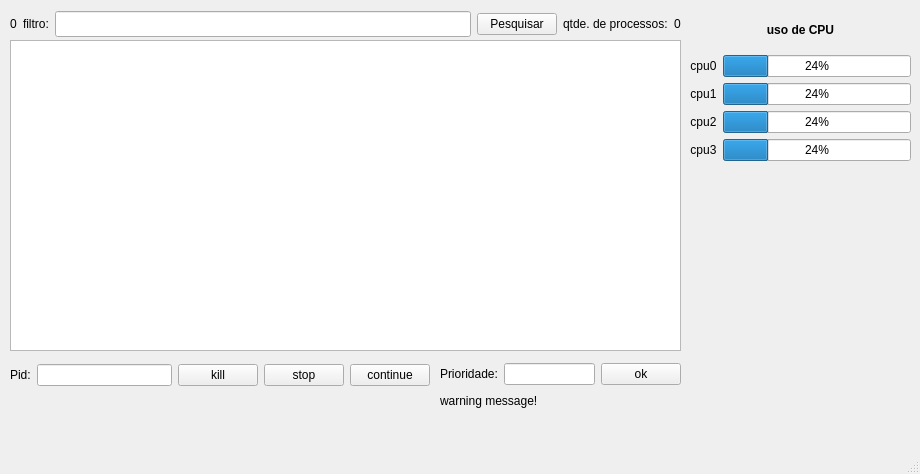
First picture: the form in proc_man/mainwindow.ui, repository peterwilfride/process-manager, before the edit.
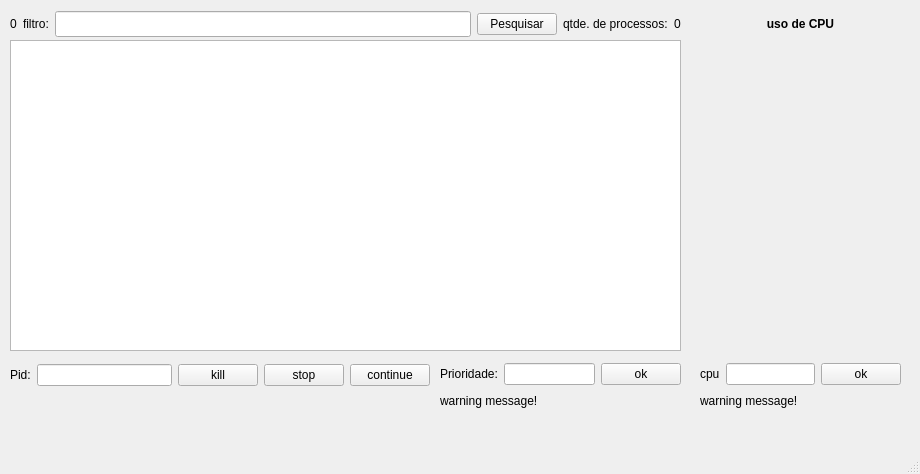
Second picture: the form after the edit.

Commit message: fixing cpu QProgessBar

```diff
--- a/proc_man/mainwindow.ui
+++ b/proc_man/mainwindow.ui
@@ -75,105 +75,6 @@
      </item>
     </layout>
    </widget>
-   <widget class="QWidget" name="layoutWidget">
-    <property name="geometry">
-     <rect>
-      <x>690</x>
-      <y>10</y>
-      <width>221</width>
-      <height>151</height>
-     </rect>
-    </property>
-    <layout class="QVBoxLayout" name="verticalLayout">
-     <item>
-      <widget class="QLabel" name="label_4">
-       <property name="font">
-        <font>
-         <bold>true</bold>
-        </font>
-       </property>
-       <property name="text">
-        <string>uso de CPU</string>
-       </property>
-       <property name="alignment">
-        <set>Qt::AlignCenter</set>
-       </property>
-      </widget>
-     </item>
-     <item>
-      <layout class="QGridLayout" name="gridLayout">
-       <item row="0" column="0">
-        <widget class="QLabel" name="label">
-         <property name="text">
-          <string>cpu0</string>
-         </property>
-         <property name="alignment">
-          <set>Qt::AlignCenter</set>
-         </property>
-        </widget>
-       </item>
-       <item row="0" column="1">
-        <widget class="QProgressBar" name="cpu0_progressBar">
-         <property name="value">
-          <number>24</number>
-         </property>
-        </widget>
-       </item>
-       <item row="1" column="0">
-        <widget class="QLabel" name="label_7">
-         <property name="text">
-          <string>cpu1</string>
-         </property>
-         <property name="alignment">
-          <set>Qt::AlignCenter</set>
-         </property>
-        </widget>
-       </item>
-       <item row="1" column="1">
-        <widget class="QProgressBar" name="cpu1_progressBar">
-         <property name="value">
-          <number>24</number>
-         </property>
-        </widget>
-       </item>
-       <item row="2" column="0">
-        <widget class="QLabel" name="label_8">
-         <property name="text">
-          <string>cpu2</string>
-         </property>
-         <property name="alignment">
-          <set>Qt::AlignCenter</set>
-         </property>
-        </widget>
-       </item>
-       <item row="2" column="1">
-        <widget class="QProgressBar" name="cpu2_progressBar">
-         <property name="value">
-          <number>24</number>
-         </property>
-        </widget>
-       </item>
-       <item row="3" column="0">
-        <widget class="QLabel" name="label_9">
-         <property name="text">
-          <string>cpu3</string>
-         </property>
-         <property name="alignment">
-          <set>Qt::AlignCenter</set>
-         </property>
-        </widget>
-       </item>
-       <item row="3" column="1">
-        <widget class="QProgressBar" name="cpu3_progressBar">
-         <property name="value">
-          <number>24</number>
-         </property>
-        </widget>
-       </item>
-      </layout>
-     </item>
-    </layout>
-   </widget>
    <widget class="QLabel" name="warning_label">
     <property name="geometry">
      <rect>
@@ -252,7 +153,7 @@
      </item>
     </layout>
    </widget>
-   <widget class="QWidget" name="">
+   <widget class="QWidget" name="layoutWidget">
     <property name="geometry">
      <rect>
       <x>440</x>
@@ -281,6 +182,69 @@
      </item>
     </layout>
    </widget>
+   <widget class="QLabel" name="warning_label_cpu">
+    <property name="geometry">
+     <rect>
+      <x>700</x>
+      <y>390</y>
+      <width>241</width>
+      <height>21</height>
+     </rect>
+    </property>
+    <property name="text">
+     <string>warning message!</string>
+    </property>
+   </widget>
+   <widget class="QWidget" name="layoutWidget_2">
+    <property name="geometry">
+     <rect>
+      <x>700</x>
+      <y>360</y>
+      <width>201</width>
+      <height>28</height>
+     </rect>
+    </property>
+    <layout class="QHBoxLayout" name="horizontalLayout_6" stretch="0,0,0">
+     <item>
+      <widget class="QLabel" name="label_11">
+       <property name="text">
+        <string>cpu</string>
+       </property>
+      </widget>
+     </item>
+     <item>
+      <widget class="QLineEdit" name="cpu_edit"/>
+     </item>
+     <item>
+      <widget class="QPushButton" name="cpu_button">
+       <property name="text">
+        <string>ok</string>
+       </property>
+      </widget>
+     </item>
+    </layout>
+   </widget>
+   <widget class="QLabel" name="label_4">
+    <property name="geometry">
+     <rect>
+      <x>690</x>
+      <y>14</y>
+      <width>221</width>
+      <height>20</height>
+     </rect>
+    </property>
+    <property name="font">
+     <font>
+      <bold>true</bold>
+     </font>
+    </property>
+    <property name="text">
+     <string>uso de CPU</string>
+    </property>
+    <property name="alignment">
+     <set>Qt::AlignCenter</set>
+    </property>
+   </widget>
   </widget>
   <widget class="QMenuBar" name="menubar">
    <property name="geometry">
```
The commit also changes 2 other files.
